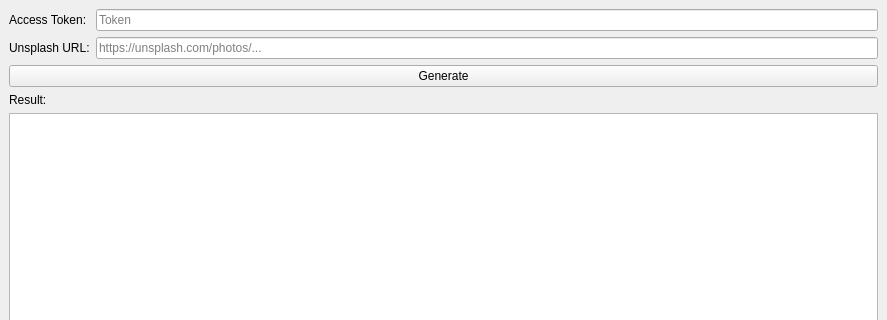
lilacse/unsplash-markdown-generator, file ui/mainwindow.ui: the form before one commit; both pictures show x 0 to 887 and y 0 to 320 of the 887 by 573 pixel window.
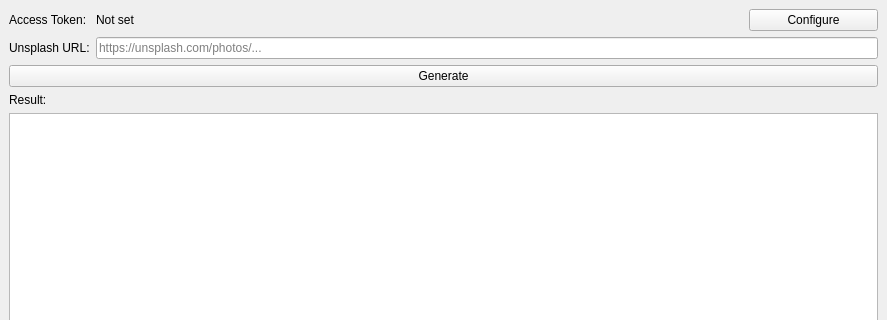
The form after the commit.

Commit message: feat: dialog for token input

Patch:
```diff
--- a/ui/mainwindow.ui
+++ b/ui/mainwindow.ui
@@ -34,11 +34,18 @@
        </widget>
       </item>
       <item row="0" column="1">
-       <layout class="QHBoxLayout" name="horizontalLayout" stretch="0">
+       <layout class="QHBoxLayout" name="horizontalLayout" stretch="5,1">
         <item>
-         <widget class="QLineEdit" name="lineEdit_accessToken">
-          <property name="placeholderText">
-           <string>Token</string>
+         <widget class="QLabel" name="label_accessTokenValue">
+          <property name="text">
+           <string>Not set</string>
+          </property>
+         </widget>
+        </item>
+        <item>
+         <widget class="QPushButton" name="pushButton_setAccessToken">
+          <property name="text">
+           <string>Configure</string>
           </property>
          </widget>
         </item>
```
The commit also changes 7 other files.
